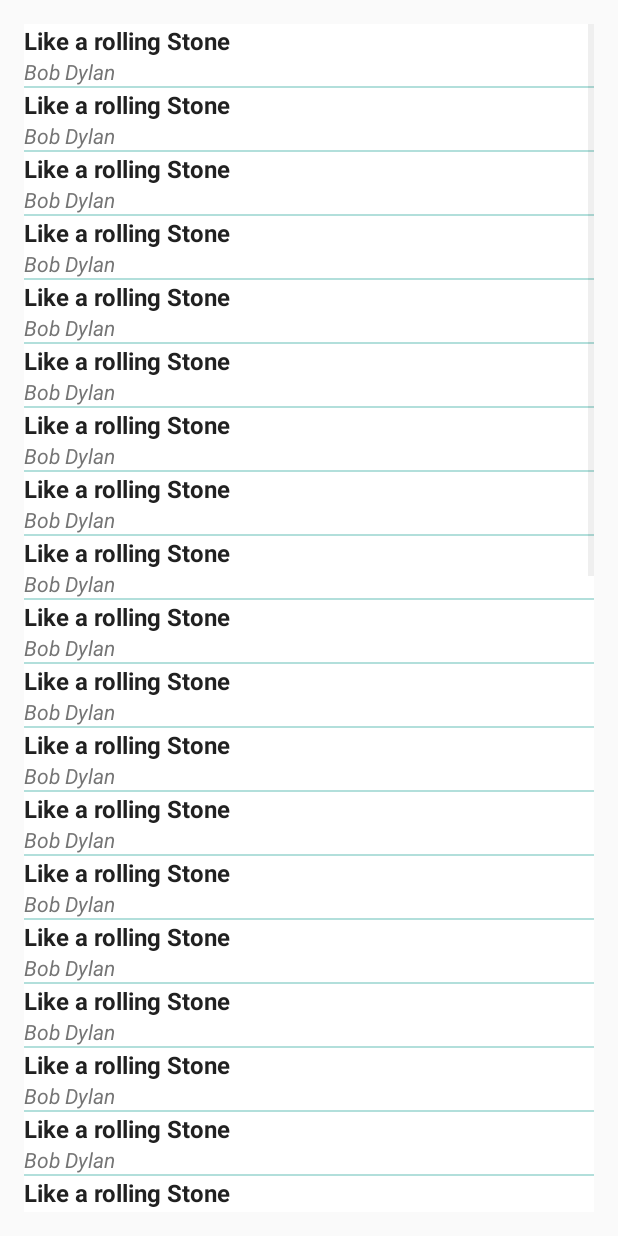
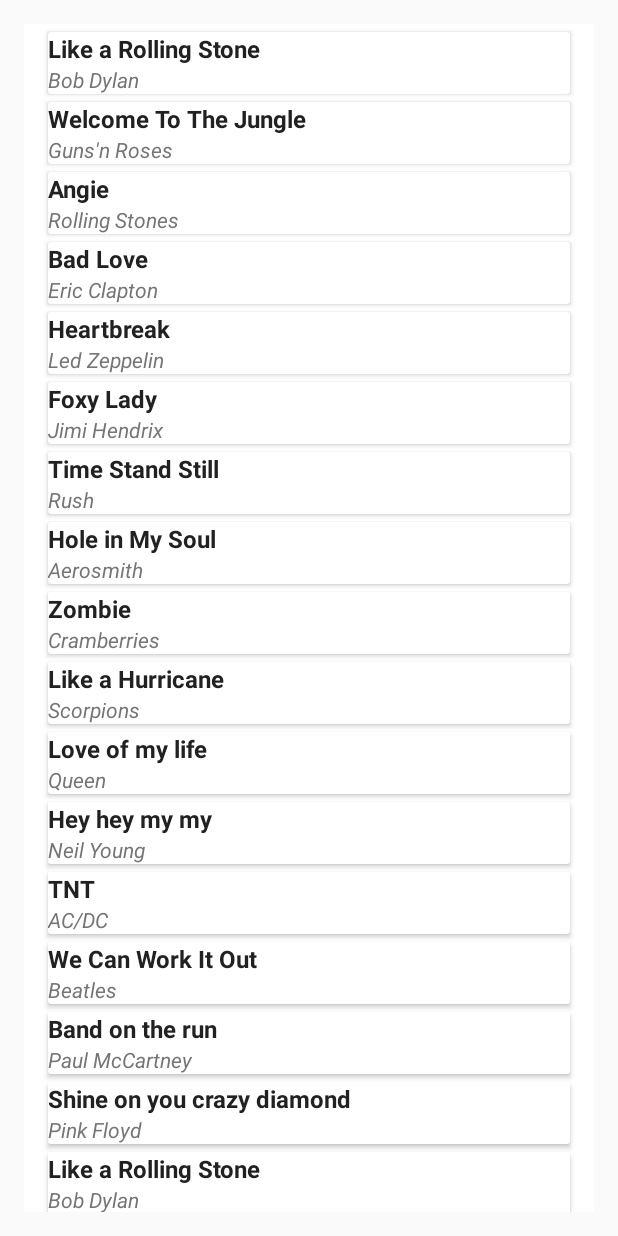
Before and after one commit to JohnBart/Amaispedida, an Android app: the MusicasActivity screen opened directly, with no data from a screen before it, on a phone screen of 412 x 824 dp. Run offline under Robolectric (Android 15) with nearby library versions, the phone set to English and light mode, and no system bars.

Commit message:
trocando listview por recyclerview usando cards

```diff
--- a/app/build.gradle
+++ b/app/build.gradle
@@ -20,12 +20,14 @@
 }
 
 dependencies {
-    compile fileTree(dir: 'libs', include: ['*.jar'])
+    compile fileTree(include: ['*.jar'], dir: 'libs')
     androidTestCompile('com.android.support.test.espresso:espresso-core:2.2.2', {
         exclude group: 'com.android.support', module: 'support-annotations'
     })
     compile 'com.android.support:appcompat-v7:25.3.1'
     compile 'com.android.support:design:25.3.1'
     compile 'com.android.support.constraint:constraint-layout:1.0.2'
+    compile 'com.android.support:recyclerview-v7:25.3.1'
+    compile 'com.android.support:cardview-v7:25.3.1'
     testCompile 'junit:junit:4.12'
 }
--- /dev/null
+++ b/app/src/main/java/com/example/amaispedida/adapters/MusicaRecyclerViewAdapter.java
@@ -0,0 +1,63 @@
+package com.example.amaispedida.adapters;
+import android.app.LauncherActivity;
+import android.content.Context;
+import android.support.v7.widget.RecyclerView;
+import android.view.LayoutInflater;
+import android.view.View;
+import android.view.ViewGroup;
+import android.widget.TextView;
+
+import com.example.amaispedida.R;
+import com.example.amaispedida.domain.Musica;
+
+import java.util.List;
+
+
+/**
+ * Created by João Paulo Bart Dias on 18/07/2017.
+ */
+
+public class MusicaRecyclerViewAdapter extends RecyclerView.Adapter<MusicaRecyclerViewAdapter.ViewHolder>{
+    private List<Musica> mList;
+    private Context context;
+
+    public MusicaRecyclerViewAdapter(List<Musica> mList, Context context) {
+        this.mList = mList;
+        this.context = context;
+    }
+
+    @Override
+    public ViewHolder onCreateViewHolder(ViewGroup parent, int viewType) {
+        View v = LayoutInflater.from(parent.getContext()).inflate(R.layout.musica_listview, parent, false);
+        return new ViewHolder(v);
+    }
+
+    @Override
+    public void onBindViewHolder(ViewHolder holder, int position) {
+        Musica musica = mList.get(position);
+        holder.musicaTextView.setText(musica.getMusica());
+        holder.compositorTextView.setText(musica.getCompositor()) ;
+
+
+
+    }
+
+    @Override
+    public int getItemCount() {
+        return mList.size();
+    }
+
+    public class ViewHolder extends RecyclerView.ViewHolder{
+        public TextView musicaTextView;
+        public TextView compositorTextView;
+
+        public ViewHolder(View itemView) {
+            super(itemView);
+            musicaTextView = (TextView) itemView.findViewById(R.id.musica_textview);
+            compositorTextView = (TextView) itemView.findViewById(R.id.compositor_textview);
+        }
+    }
+
+
+
+}
--- a/app/src/main/java/com/example/amaispedida/interfaces/MusicasActivity.java
+++ b/app/src/main/java/com/example/amaispedida/interfaces/MusicasActivity.java
@@ -2,35 +2,52 @@
 
 import android.app.Activity;
 import android.os.Bundle;
+import android.support.v7.app.AppCompatActivity;
+import android.support.v7.widget.LinearLayoutManager;
+import android.support.v7.widget.RecyclerView;
 import android.widget.ListView;
 
 import com.example.amaispedida.R;
 import com.example.amaispedida.adapters.MusicaListViewAdapter;
+import com.example.amaispedida.adapters.MusicaRecyclerViewAdapter;
 import com.example.amaispedida.domain.Musica;
+
+import java.util.ArrayList;
+import java.util.List;
 
 /**
  * Created by João Paulo Bart Dias on 12/07/2017.
  */
 
-public class MusicasActivity extends Activity {
-    private ListView listView;
-    private MusicaListViewAdapter adapter;
+public class MusicasActivity extends AppCompatActivity {
+    private RecyclerView recyclerView;
+    private RecyclerView.Adapter adapter;
+    private List<Musica> mList;
 
     @Override
-    protected void onCreate(Bundle savedInstanceState){
+    protected void onCreate(Bundle savedInstanceState) {
         super.onCreate(savedInstanceState);
         setContentView(R.layout.activity_musicas);
 
-        listView = (ListView) findViewById(R.id.listview_musicas);
-        adapter = new MusicaListViewAdapter(getApplicationContext());
+        recyclerView = (RecyclerView) findViewById(R.id.recyclerView_musicas);
+        recyclerView.setHasFixedSize(true);
+        recyclerView.setLayoutManager(new LinearLayoutManager(this));
 
-        for(int i=0; i<40; i++) {
-            Musica musica = new Musica();
-            musica.setMusica("Like a rolling Stone");
-            musica.setCompositor("Bob Dylan");
-            adapter.addItem(musica);
+        mList = new ArrayList<>();
+
+
+        String[] musicas = new String[]{"Like a Rolling Stone", "Welcome To The Jungle", "Angie", "Bad Love", "Heartbreak", "Foxy Lady", "Time Stand Still", "Hole in My Soul", "Zombie", "Like a Hurricane", "Love of my life", "Hey hey my my", "TNT", "We Can Work It Out", "Band on the run", "Shine on you crazy diamond"};
+        String[] artistas = new String[]{"Bob Dylan", "Guns'n Roses", "Rolling Stones", "Eric Clapton", "Led Zeppelin", "Jimi Hendrix", "Rush", "Aerosmith", "Cramberries", "Scorpions", "Queen", "Neil Young", "AC/DC", "Beatles", "Paul McCartney", "Pink Floyd"};
+
+        for (int i = 0; i < 40; i++) {
+            Musica m = new Musica(musicas[i % musicas.length], artistas[i % artistas.length]);
+            mList.add(m);
         }
 
-        listView.setAdapter(adapter);
+        adapter = new MusicaRecyclerViewAdapter(mList, this);
+        recyclerView.setAdapter(adapter);
+
     }
+
+
 }
--- a/app/src/main/res/layout/activity_musicas.xml
+++ b/app/src/main/res/layout/activity_musicas.xml
@@ -5,11 +5,10 @@
     android:background="#FFFF"
     android:layout_margin="16dp">
 
-    <ListView
-        android:id="@+id/listview_musicas"
+    <android.support.v7.widget.RecyclerView
+        android:id="@+id/recyclerView_musicas"
         android:layout_width="match_parent"
         android:layout_height="match_parent"
-        android:dividerHeight="1dp"
         android:divider="@color/primary_light" />
 
 </RelativeLayout>
--- a/app/src/main/res/layout/musica_listview.xml
+++ b/app/src/main/res/layout/musica_listview.xml
@@ -1,5 +1,13 @@
 <?xml version="1.0" encoding="utf-8"?>
-<LinearLayout xmlns:android="http://schemas.android.com/apk/res/android"
+<android.support.v7.widget.CardView xmlns:android="http://schemas.android.com/apk/res/android"
+    android:layout_width="match_parent"
+    android:layout_height="wrap_content"
+    android:layout_marginLeft="16dp"
+    android:layout_marginRight="16dp"
+    android:layout_marginTop="5dp"
+    android:elevation="3dp">
+
+    <LinearLayout
         android:layout_width="match_parent"
         android:layout_height="wrap_content"
         android:orientation="vertical">
@@ -9,19 +17,19 @@
             android:layout_width="match_parent"
             android:layout_height="wrap_content"
             android:text="Like a Rolling Stone"
+            android:textColor="@color/primary_text"
             android:textSize="16dp"
-        android:textColor="@color/primary_text"
-        android:textStyle="bold"/>
+            android:textStyle="bold" />
 
         <TextView
             android:id="@+id/compositor_textview"
             android:layout_width="match_parent"
             android:layout_height="wrap_content"
             android:text="Bob Dylan"
+            android:textColor="@color/secondary_text"
             android:textSize="14dp"
-        android:textColor="@color/secondary_text"
-        android:textStyle="italic"/>
+            android:textStyle="italic" />
+    </LinearLayout>
 
 
-
-</LinearLayout>
+</android.support.v7.widget.CardView>
```
Also changed, not shown: app/src/main/java/com/example/amaispedida/adapters/EventoRecyclerViewAdapter.java (added, +70 -0 lines), app/src/main/java/com/example/amaispedida/interfaces/EspectadorMainActivity.java (+27 -16 lines), app/src/main/res/layout/activity_espectador_main.xml (+4 -9 lines), app/src/main/res/layout/evento_listview.xml (+7 -3 lines). Lines whose indentation alone changed are shown as unchanged.
